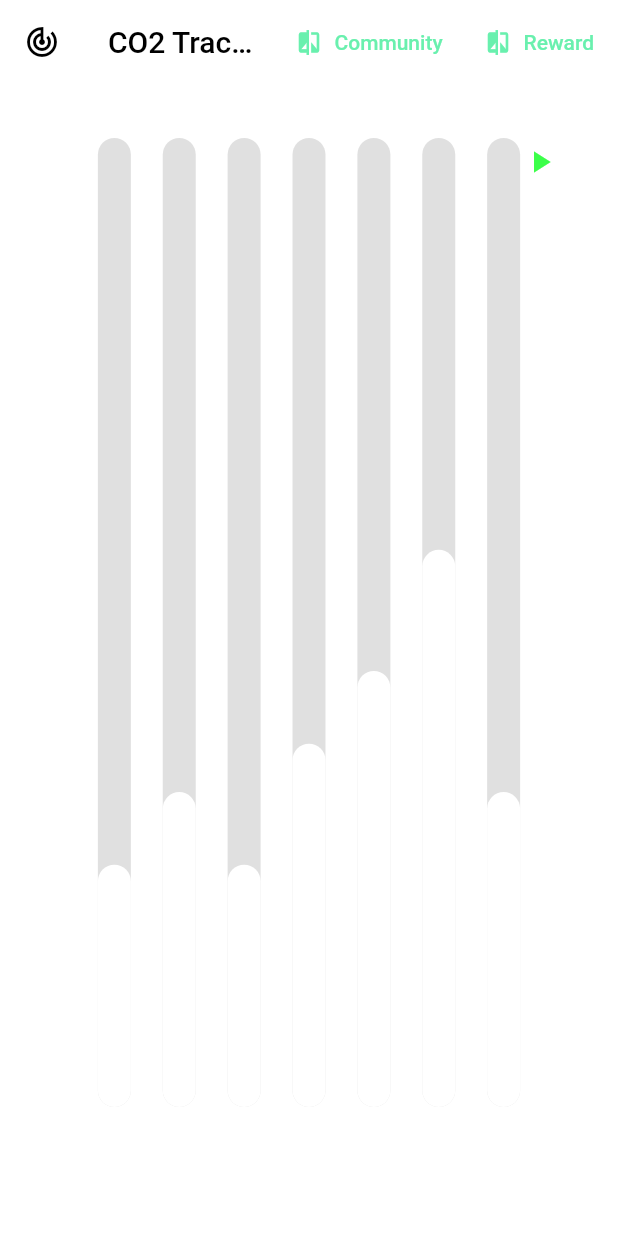
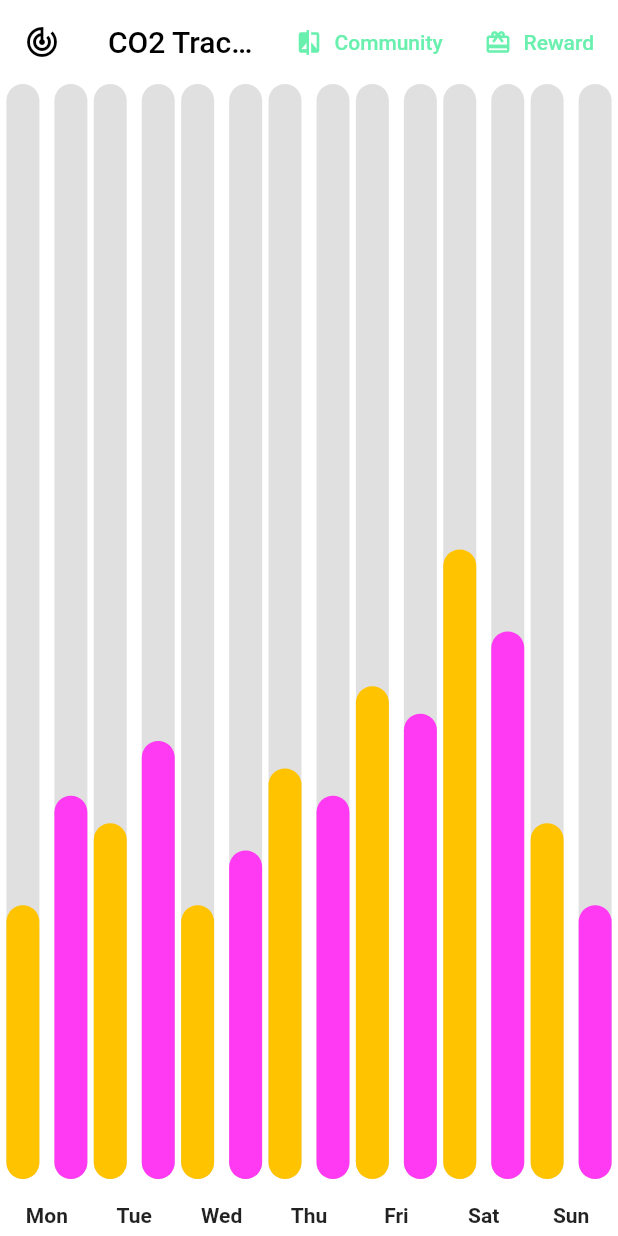
Before and after one commit to prism97/CO2-Tracker, a Flutter app: the CommunityScreen screen opened by its route, on a phone screen of 412 x 824 dp. Run offline on Flutter 3.47's test engine with Material 2 defaults, Android fonts, the phone set to English and light mode, and no system bars; drawn by our look-alikes of fl_chart; our stand-ins replace flutter_svg, go_router, google_fonts; Roboto replaces fonts that are missing (Assistant).

Commit message:
Fix colors & UI issues

```diff
--- a/lib/navbar.dart
+++ b/lib/navbar.dart
@@ -22,15 +22,12 @@ class NavBar extends StatelessWidget {
           ),
           TextButton.icon(
             onPressed: () => router.go("/reward"),
-            icon: const Icon(Icons.compare),
+            icon: const Icon(Icons.card_giftcard),
             label: const Text("Reward"),
           ),
         ],
       ),
-      body: Padding(
-        padding: const EdgeInsets.all(20.0),
-        child: body,
-      ),
+      body: body,
     );
   }
 }
--- a/lib/screens/catalogue_screen.dart
+++ b/lib/screens/catalogue_screen.dart
@@ -25,6 +25,7 @@ class CatalogueScreen extends StatelessWidget {
   @override
   Widget build(BuildContext context) {
     return ListView.separated(
+      padding: const EdgeInsets.all(20),
       itemBuilder: (context, index) => Card(
         child: ListTile(
           title: Text(machines[index]["machine"]),
--- a/lib/screens/community_screen.dart
+++ b/lib/screens/community_screen.dart
@@ -1,4 +1,3 @@
-import 'dart:async';
 import 'dart:math';
 import 'package:co2_tracker/colors.dart';
 import 'package:fl_chart/fl_chart.dart';
@@ -18,8 +17,10 @@ class CommunityScreen extends StatefulWidget {
 
   final Color barBackgroundColor =
       AppColors.contentColorWhite.darken().withOpacity(0.3);
-  final Color barColor = AppColors.contentColorWhite;
-  final Color touchedBarColor = AppColors.contentColorGreen;
+  final Color averageBarColor = AppColors.contentColorYellow;
+  final Color averageTouchedBarColor = AppColors.contentColorGreen;
+  final Color barColor = AppColors.contentColorPink;
+  final Color touchedBarColor = AppColors.contentColorPurple;
 
   @override
   State<StatefulWidget> createState() => CommunityScreenState();
@@ -36,56 +37,17 @@ class CommunityScreenState extends State<CommunityScreen> {
   Widget build(BuildContext context) {
     return AspectRatio(
       aspectRatio: 1,
-      child: Stack(
-        children: <Widget>[
-          Padding(
-            padding: const EdgeInsets.all(16),
-            child: Column(
-              crossAxisAlignment: CrossAxisAlignment.stretch,
-              children: <Widget>[
-                Expanded(
-                  child: Padding(
-                    padding: const EdgeInsets.symmetric(horizontal: 8),
-                    child: BarChart(
-                      isPlaying ? randomData() : mainBarData(),
-                      swapAnimationDuration: animDuration,
-                    ),
-                  ),
-                ),
-                const SizedBox(
-                  height: 12,
-                ),
-              ],
-            ),
-          ),
-          Padding(
-            padding: const EdgeInsets.all(8),
-            child: Align(
-              alignment: Alignment.topRight,
-              child: IconButton(
-                icon: Icon(
-                  isPlaying ? Icons.pause : Icons.play_arrow,
-                  color: AppColors.contentColorGreen,
-                ),
-                onPressed: () {
-                  setState(() {
-                    isPlaying = !isPlaying;
-                    if (isPlaying) {
-                      refreshState();
-                    }
-                  });
-                },
-              ),
-            ),
-          ),
-        ],
+      child: BarChart(
+        isPlaying ? randomData() : mainBarData(),
+        swapAnimationDuration: animDuration,
       ),
     );
   }
 
   BarChartGroupData makeGroupData(
     int x,
-    double y, {
+    double y1,
+    double y2, {
     bool isTouched = false,
     Color? barColor,
     double width = 22,
@@ -94,14 +56,24 @@ class CommunityScreenState extends State<CommunityScreen> {
     barColor ??= widget.barColor;
     return BarChartGroupData(
       x: x,
+      barsSpace: 10,
       barRods: [
         BarChartRodData(
-          toY: isTouched ? y + 1 : y,
+          toY: isTouched ? y1 + 1 : y1,
+          color: isTouched
+              ? widget.averageTouchedBarColor
+              : widget.averageBarColor,
+          width: width,
+          backDrawRodData: BackgroundBarChartRodData(
+            show: true,
+            toY: 20,
+            color: widget.barBackgroundColor,
+          ),
+        ),
+        BarChartRodData(
+          toY: isTouched ? y2 + 1 : y2,
           color: isTouched ? widget.touchedBarColor : barColor,
           width: width,
-          borderSide: isTouched
-              ? BorderSide(color: widget.touchedBarColor.darken(80))
-              : const BorderSide(color: Colors.white, width: 0),
           backDrawRodData: BackgroundBarChartRodData(
             show: true,
             toY: 20,
@@ -116,19 +88,19 @@ class CommunityScreenState extends State<CommunityScreen> {
   List<BarChartGroupData> showingGroups() => List.generate(7, (i) {
         switch (i) {
           case 0:
-            return makeGroupData(0, 5, isTouched: i == touchedIndex);
+            return makeGroupData(0, 5, 7, isTouched: i == touchedIndex);
           case 1:
-            return makeGroupData(1, 6.5, isTouched: i == touchedIndex);
+            return makeGroupData(1, 6.5, 8, isTouched: i == touchedIndex);
           case 2:
-            return makeGroupData(2, 5, isTouched: i == touchedIndex);
+            return makeGroupData(2, 5, 6, isTouched: i == touchedIndex);
           case 3:
-            return makeGroupData(3, 7.5, isTouched: i == touchedIndex);
+            return makeGroupData(3, 7.5, 7, isTouched: i == touchedIndex);
           case 4:
-            return makeGroupData(4, 9, isTouched: i == touchedIndex);
+            return makeGroupData(4, 9, 8.5, isTouched: i == touchedIndex);
           case 5:
-            return makeGroupData(5, 11.5, isTouched: i == touchedIndex);
+            return makeGroupData(5, 11.5, 10, isTouched: i == touchedIndex);
           case 6:
-            return makeGroupData(6, 6.5, isTouched: i == touchedIndex);
+            return makeGroupData(6, 6.5, 5, isTouched: i == touchedIndex);
           default:
             return throw Error();
         }
@@ -136,6 +108,7 @@ class CommunityScreenState extends State<CommunityScreen> {
 
   BarChartData mainBarData() {
     return BarChartData(
+      gridData: FlGridData(show: false),
       barTouchData: BarTouchData(
         touchTooltipData: BarTouchTooltipData(
           tooltipBgColor: Colors.blueGrey,
@@ -178,8 +151,8 @@ class CommunityScreenState extends State<CommunityScreen> {
               children: <TextSpan>[
                 TextSpan(
                   text: (rod.toY - 1).toString(),
-                  style: TextStyle(
-                    color: widget.touchedBarColor,
+                  style: const TextStyle(
+                    color: Colors.white,
                     fontSize: 16,
                     fontWeight: FontWeight.w500,
                   ),
@@ -225,38 +198,36 @@ class CommunityScreenState extends State<CommunityScreen> {
         show: false,
       ),
       barGroups: showingGroups(),
-      gridData: FlGridData(show: false),
     );
   }
 
   Widget getTitles(double value, TitleMeta meta) {
     const style = TextStyle(
-      color: Colors.white,
       fontWeight: FontWeight.bold,
       fontSize: 14,
     );
     Widget text;
     switch (value.toInt()) {
       case 0:
-        text = const Text('M', style: style);
+        text = const Text('Mon', style: style);
         break;
       case 1:
-        text = const Text('T', style: style);
+        text = const Text('Tue', style: style);
         break;
       case 2:
-        text = const Text('W', style: style);
+        text = const Text('Wed', style: style);
         break;
       case 3:
-        text = const Text('T', style: style);
+        text = const Text('Thu', style: style);
         break;
       case 4:
-        text = const Text('F', style: style);
+        text = const Text('Fri', style: style);
         break;
       case 5:
-        text = const Text('S', style: style);
+        text = const Text('Sat', style: style);
         break;
       case 6:
-        text = const Text('S', style: style);
+        text = const Text('Sun', style: style);
         break;
       default:
         text = const Text('', style: style);
@@ -308,12 +279,14 @@ class CommunityScreenState extends State<CommunityScreen> {
             return makeGroupData(
               0,
               Random().nextInt(15).toDouble() + 6,
+              Random().nextInt(15).toDouble() + 6,
               barColor: widget.availableColors[
                   Random().nextInt(widget.availableColors.length)],
             );
           case 1:
             return makeGroupData(
               1,
+              Random().nextInt(15).toDouble() + 6,
               Random().nextInt(15).toDouble() + 6,
               barColor: widget.availableColors[
                   Random().nextInt(widget.availableColors.length)],
@@ -322,12 +295,14 @@ class CommunityScreenState extends State<CommunityScreen> {
             return makeGroupData(
               2,
               Random().nextInt(15).toDouble() + 6,
+              Random().nextInt(15).toDouble() + 6,
               barColor: widget.availableColors[
                   Random().nextInt(widget.availableColors.length)],
             );
           case 3:
             return makeGroupData(
               3,
+              Random().nextInt(15).toDouble() + 6,
               Random().nextInt(15).toDouble() + 6,
               barColor: widget.availableColors[
                   Random().nextInt(widget.availableColors.length)],
@@ -336,6 +311,7 @@ class CommunityScreenState extends State<CommunityScreen> {
             return makeGroupData(
               4,
               Random().nextInt(15).toDouble() + 6,
+              Random().nextInt(15).toDouble() + 6,
               barColor: widget.availableColors[
                   Random().nextInt(widget.availableColors.length)],
             );
@@ -343,12 +319,14 @@ class CommunityScreenState extends State<CommunityScreen> {
             return makeGroupData(
               5,
               Random().nextInt(15).toDouble() + 6,
+              Random().nextInt(15).toDouble() + 6,
               barColor: widget.availableColors[
                   Random().nextInt(widget.availableColors.length)],
             );
           case 6:
             return makeGroupData(
               6,
+              Random().nextInt(15).toDouble() + 6,
               Random().nextInt(15).toDouble() + 6,
               barColor: widget.availableColors[
                   Random().nextInt(widget.availableColors.length)],
@@ -360,14 +338,4 @@ class CommunityScreenState extends State<CommunityScreen> {
       gridData: FlGridData(show: false),
     );
   }
-
-  Future<dynamic> refreshState() async {
-    setState(() {});
-    await Future<dynamic>.delayed(
-      animDuration + const Duration(milliseconds: 50),
-    );
-    if (isPlaying) {
-      await refreshState();
-    }
-  }
 }
--- a/lib/screens/monthly_screen.dart
+++ b/lib/screens/monthly_screen.dart
@@ -20,9 +20,7 @@ class _LineChartDaily extends State<LineChartDaily> {
   Widget build(BuildContext context) {
     return Stack(
       children: <Widget>[
-        AspectRatio(
-          aspectRatio: 1.70,
-          child: Padding(
+        Padding(
           padding: const EdgeInsets.only(
             right: 18,
             left: 12,
@@ -31,7 +29,6 @@ class _LineChartDaily extends State<LineChartDaily> {
           ),
           child: LineChart(
             showAvg ? avgData() : mainData(),
-            ),
           ),
         ),
         SizedBox(
```
Also changed, not shown: lib/screens/achievement_screen.dart (+13 -9 lines), lib/screens/daily_screen.dart (+1 -7 lines), lib/screens/machine_screen.dart (+15 -8 lines). Lines whose indentation alone changed are shown as unchanged.
